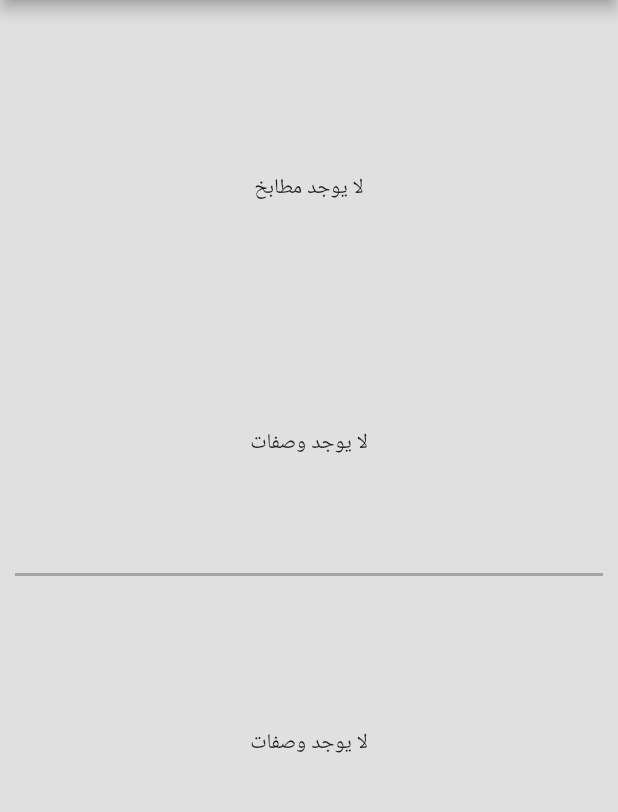
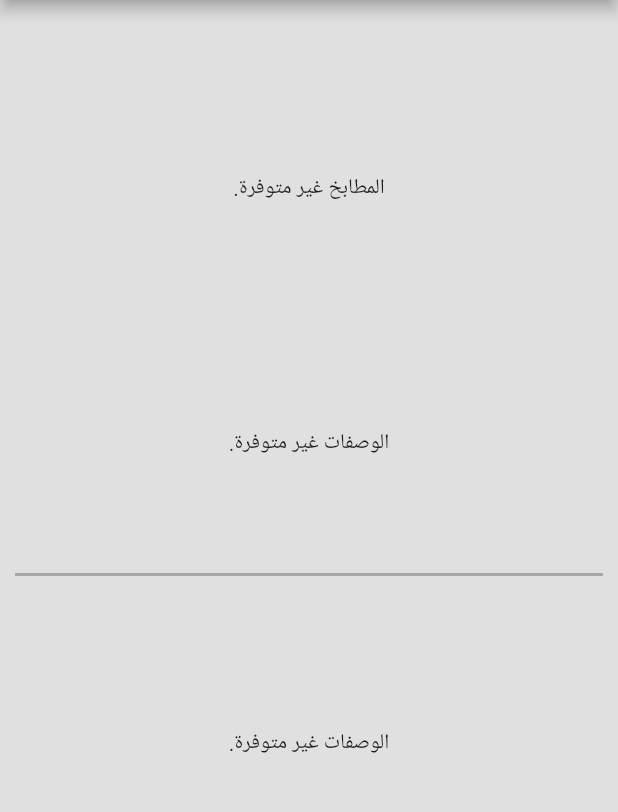
Before and after one commit to MahmodSamir/MealBoard, a Flutter app: the Home screen opened directly, on a phone screen of 412 x 824 dp, the part 84-896 px from its top. Run offline on Flutter 3.47's test engine with Material 2 defaults, Android fonts, the phone set to English and light mode, and no system bars; our stand-ins replace cloud_firestore, connectivity, firebase_auth, firebase_core, firebase_storage, form_field_validator and 4 more; accounts and stored records are empty.

Commit message:
fix issues

```diff
--- a/recipe_ingredients/lib/pages/Details.dart
+++ b/recipe_ingredients/lib/pages/Details.dart
@@ -246,7 +246,7 @@ class _Details extends State<Details> {
                 ),
               ),
               IconButton(
-                  padding: EdgeInsets.symmetric(horizontal: 380),
+                  padding: EdgeInsets.symmetric(horizontal: 340),
                   iconSize: 45,
                   onPressed: () => _auth.currentUser?.email == 'admin@gmail.com'
                       ? Navigator.push(
--- a/recipe_ingredients/lib/pages/Recipes.dart
+++ b/recipe_ingredients/lib/pages/Recipes.dart
@@ -34,7 +34,7 @@ class Recipes extends StatelessWidget {
               if (!snapshot.hasData) {
                 return Center(child: CircularProgressIndicator());
               } else if (snapshot.data?.size == 0) {
-                return Center(child: Text("تواصل معنا لاضافة وصفتك"));
+                return Center(child: Text(".تواصل معنا للاقتراحات"));
               }
               return ListView.builder(
                   itemCount: snapshot.data!.docs.length,
--- a/recipe_ingredients/lib/pages/favorites.dart
+++ b/recipe_ingredients/lib/pages/favorites.dart
@@ -32,7 +32,7 @@ class Favorites extends StatelessWidget {
               if (!snapshot.hasData) {
                 return Center(child: CircularProgressIndicator());
               } else if (snapshot.data?.size == 0) {
-                return Center(child: Text("!لا يوجد عناصر، اضف الان"));
+                return Center(child: Text(".تصفح لاضافة وصفاتك المفضلة"));
               } else {
                 return ListView.builder(
                     itemCount: snapshot.data!.docs.length,
--- a/recipe_ingredients/lib/pages/filterCategory.dart
+++ b/recipe_ingredients/lib/pages/filterCategory.dart
@@ -29,7 +29,7 @@ class Filter extends StatelessWidget {
             return Center(child: CircularProgressIndicator());
           } else if (snapshot.data?.size == 0) {
             return Center(
-                child: Text("!لا توجد وصفات، راسلنا لاضافة مقترحاتك"));
+                child: Text(".المطبخ فارغ، راسلنا لاضافة المزيد"));
           } else {
             return GridView.builder(
               padding: EdgeInsets.all(25),
--- a/recipe_ingredients/lib/pages/filtercountries.dart
+++ b/recipe_ingredients/lib/pages/filtercountries.dart
@@ -29,7 +29,7 @@ class FilterCountry extends StatelessWidget {
             } else if (snapshot.data?.size == 0) {
               return Center(
                   child:
-                      Text("!مطبخنا فارغ، تواصل معنا لاضافة مطابخك المفضلة"));
+                      Text(".لا توجد مطابخ، تواصل معنا لاضافة مطابخك المفضلة"));
             } else {
               return ListView.builder(
                 padding: EdgeInsets.all(25),
--- a/recipe_ingredients/lib/pages/home.dart
+++ b/recipe_ingredients/lib/pages/home.dart
@@ -27,7 +27,7 @@ class _HomeState extends State<Home> {
         if (!snapshot.hasData) {
           return Center(child: CircularProgressIndicator());
         } else if (snapshot.data?.size == 0) {
-          return Center(child: Text("لا يوجد وصفات"));
+          return Center(child: Text(".الوصفات غير متوفرة"));
         } else {
           return ListView.builder(
               scrollDirection: Axis.horizontal,
@@ -49,7 +49,7 @@ class _HomeState extends State<Home> {
         if (!snapshot.hasData) {
           return Center(child: CircularProgressIndicator());
         } else if (snapshot.data?.size == 0) {
-          return Center(child: Text("لا يوجد مطابخ"));
+          return Center(child: Text(".المطابخ غير متوفرة"));
         } else {
           return ListView.builder(
               itemCount: 2,
--- a/recipe_ingredients/lib/widgets/itemCards.dart
+++ b/recipe_ingredients/lib/widgets/itemCards.dart
@@ -264,7 +264,7 @@ class _itemCardsState extends State<itemCards> {
                       ),
                       Visibility(
                           child: Container(
-                            margin: EdgeInsets.only(right: 150),
+                            margin: EdgeInsets.only(right: 120),
                             child: Row(
                               children: [
                                 IconButton(
@@ -287,7 +287,7 @@ class _itemCardsState extends State<itemCards> {
                         children: [
                           _auth.currentUser?.email == 'admin@gmail.com'
                               ? Container(
-                                  margin: EdgeInsets.only(right: 200),
+                                  margin: EdgeInsets.only(right: 180),
                                   child: IconButton(
                                     onPressed: () => _delete(context),
                                     icon: Icon(Icons.delete),
```
Also changed, not shown: recipe_ingredients/lib/pages/adminNavBar.dart (+4 -4 lines), recipe_ingredients/lib/pages/register.dart (+4 -7 lines), recipe_ingredients/lib/pages/resetPassword.dart (+7 -4 lines), recipe_ingredients/assets/Logo.png (deleted), recipe_ingredients/assets/Logo1.png (deleted), recipe_ingredients/assets/LogoGOLD.png (deleted), recipe_ingredients/assets/LogoGOLD1.png (deleted), recipe_ingredients/assets/appLogoGOLD.png (deleted).
